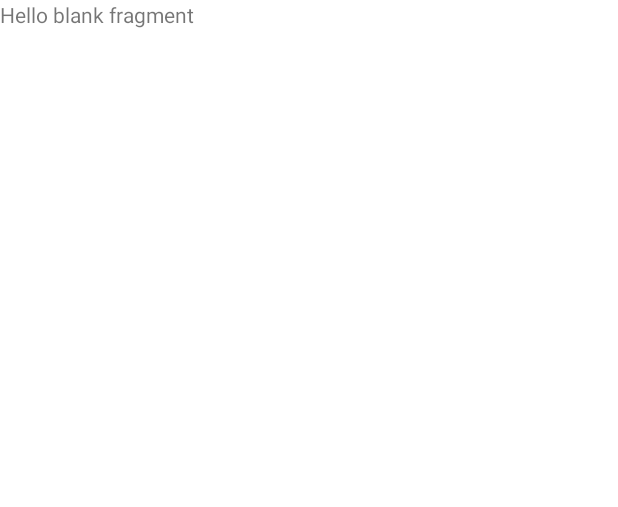
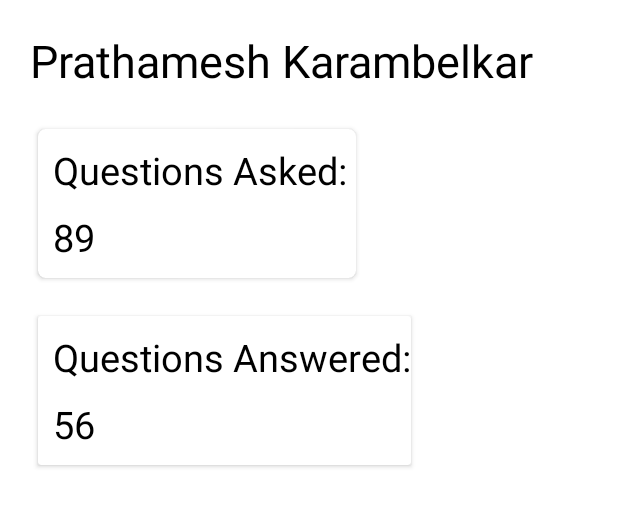
Before and after one commit to programmerpranit/College-Forum, an Android app: the layout fragment_user_profile.xml on its own in the app's theme, with its tools: preview values and no code run, on a phone screen of 412 x 824 dp. Shown: the top 507 px of the screen. Run offline under Robolectric (Android 15) with nearby library versions, the phone set to English and light mode, and no system bars.

Commit message:
User Profile Created

```diff
--- a/app/src/main/java/com/psp/collegeforum/ui/fragments/MainFragment.kt
+++ b/app/src/main/java/com/psp/collegeforum/ui/fragments/MainFragment.kt
@@ -1,18 +1,16 @@
 package com.psp.collegeforum.ui.fragments
 
 import android.os.Bundle
-<<<<<<< HEAD
 import android.view.LayoutInflater
 import android.view.View
 import android.view.ViewGroup
-=======
+
 import android.view.*
 import android.widget.TextView
 import android.widget.Toast
-import androidx.fragment.app.Fragment
->>>>>>> 6cfe605fa483a8309ecc3f5a138dc30376b3692a
 import androidx.core.os.bundleOf
 import androidx.fragment.app.Fragment
+
 import androidx.fragment.app.activityViewModels
 import androidx.navigation.Navigation
 import androidx.recyclerview.widget.LinearLayoutManager
@@ -59,6 +57,9 @@ class MainFragment : Fragment(), QuestionsAdapter.QueClicked {
         view.imgBtnSearchQuestion.setOnClickListener {
             Navigation.findNavController(view).navigate(R.id.action_mainFragment_to_searchFragment)
         }
+        view.imgBtnProfile.setOnClickListener{
+            Navigation.findNavController(view).navigate(R.id.action_mainFragment_to_userProfileFragment)
+        }
         //Profile btn
         view.imgBtnProfile.setOnClickListener {
             Navigation.findNavController(view)
@@ -82,11 +83,7 @@ class MainFragment : Fragment(), QuestionsAdapter.QueClicked {
     }
 
 
-<<<<<<< HEAD
-=======
 
-
->>>>>>> 6cfe605fa483a8309ecc3f5a138dc30376b3692a
     override fun onItemClicked(item: Question) {
         val bundle = bundleOf("qid" to item.qid.toString())
         Navigation.findNavController(binding.root)
--- a/app/src/main/res/layout/fragment_main.xml
+++ b/app/src/main/res/layout/fragment_main.xml
@@ -6,14 +6,7 @@
     android:layout_width="match_parent"
     android:layout_height="match_parent"
     tools:context=".ui.fragments.MainFragment">
-
     <!-- THIS IS THE MAIN FRAG ACTIVITY #SR -->
-
-
-
-
-
-
     <ImageButton
 
         android:id="@+id/imgBtnProfile"
@@ -33,6 +26,7 @@
         android:padding="5dp"
         app:layout_constraintRight_toLeftOf="@id/imgBtnSearchQuestion"
         android:text="College Forum"
+        android:textColor="@color/black"
         android:textStyle="bold"
         android:gravity="center"
         android:textSize="28sp"
--- a/app/src/main/res/layout/fragment_student_profile.xml
+++ b/app/src/main/res/layout/fragment_student_profile.xml
@@ -27,6 +27,7 @@
         app:layout_constraintLeft_toLeftOf="parent"
         android:layout_margin="25dp"
         app:cardCornerRadius="5dp"
+        android:elevation="20dp"
         android:padding="5dp"
         >
         <androidx.constraintlayout.widget.ConstraintLayout
@@ -74,6 +75,7 @@
         app:layout_constraintTop_toBottomOf="@id/questionsAskedCardview"
         app:layout_constraintLeft_toLeftOf="parent"
         android:layout_margin="25dp"
+
         >
 
 
@@ -87,7 +89,7 @@
                 android:id="@+id/tvAQ"
                 android:layout_width="wrap_content"
                 android:layout_height="wrap_content"
-                android:text="Questions Answered: "
+                android:text="Questions Answered"
                 android:textSize="25sp"
                 android:layout_margin="10dp"
                 android:textColor="@color/black"
--- a/app/src/main/res/layout/fragment_user_profile.xml
+++ b/app/src/main/res/layout/fragment_user_profile.xml
@@ -1,14 +1,127 @@
 <?xml version="1.0" encoding="utf-8"?>
-<FrameLayout xmlns:android="http://schemas.android.com/apk/res/android"
+<androidx.constraintlayout.widget.ConstraintLayout xmlns:android="http://schemas.android.com/apk/res/android"
     xmlns:tools="http://schemas.android.com/tools"
     android:layout_width="match_parent"
     android:layout_height="match_parent"
-    tools:context=".ui.fragments.UserProfileFragment">
+    xmlns:app="http://schemas.android.com/apk/res-auto"
+    tools:context=".ui.fragments.studentProfile">
 
-    <!-- TODO: Update blank fragment layout -->
+
     <TextView
-        android:layout_width="match_parent"
-        android:layout_height="match_parent"
-        android:text="@string/hello_blank_fragment" />
+        android:id="@+id/studentNameUserid"
+        android:layout_width="wrap_content"
+        android:layout_height="wrap_content"
+        app:layout_constraintTop_toTopOf="parent"
+        android:textSize="30sp"
+        android:layout_margin="20dp"
+        android:textColor="@color/black"
+        app:layout_constraintLeft_toLeftOf="parent"
+        android:text="Prathamesh Karambelkar"
+        />
 
-</FrameLayout>
+    <androidx.cardview.widget.CardView
+        android:id="@+id/questionsAskedCardview"
+        android:layout_width="wrap_content"
+        android:layout_height="wrap_content"
+        app:layout_constraintTop_toBottomOf="@id/studentNameUserid"
+        app:layout_constraintLeft_toLeftOf="parent"
+        android:layout_margin="25dp"
+        app:cardCornerRadius="5dp"
+        android:elevation="20dp"
+        android:padding="5dp"
+        >
+        <androidx.constraintlayout.widget.ConstraintLayout
+            android:id="@+id/clcardviewquestion"
+            android:layout_width="match_parent"
+            android:layout_height="match_parent">
+
+
+            <TextView
+                android:id="@+id/tvquestionasked"
+                android:layout_width="wrap_content"
+                android:layout_height="wrap_content"
+                android:text="Questions Asked: "
+                android:layout_margin="10dp"
+                android:textColor="@color/black"
+
+                app:layout_constraintTop_toTopOf="@id/clcardviewquestion"
+                app:layout_constraintLeft_toLeftOf="@id/clcardviewquestion"
+                android:textSize="25sp" />
+
+            <TextView
+                android:id="@+id/tvtotalQuestionsAsked"
+                android:layout_width="wrap_content"
+                android:layout_height="wrap_content"
+                android:layout_margin="10dp"
+                android:textColor="@color/black"
+
+                android:text="89"
+                android:textSize="25sp"
+                app:layout_constraintBottom_toBottomOf="@id/clcardviewquestion"
+                app:layout_constraintTop_toBottomOf="@id/tvquestionasked"
+                app:layout_constraintLeft_toLeftOf="@id/clcardviewquestion"
+                tools:layout_editor_absoluteY="19dp" />
+
+
+        </androidx.constraintlayout.widget.ConstraintLayout>
+
+
+    </androidx.cardview.widget.CardView>
+
+    <androidx.cardview.widget.CardView
+        android:id="@+id/totalQuestionsAnsweredCardView"
+        android:layout_width="wrap_content"
+        android:layout_height="wrap_content"
+        app:layout_constraintTop_toBottomOf="@id/questionsAskedCardview"
+        app:layout_constraintLeft_toLeftOf="parent"
+        android:layout_margin="25dp"
+
+        >
+
+
+        <androidx.constraintlayout.widget.ConstraintLayout
+            android:id="@+id/cltotalQuestionsAnswered"
+            android:layout_width="match_parent"
+            android:layout_height="match_parent"
+
+            >
+            <TextView
+                android:id="@+id/tvAQ"
+                android:layout_width="wrap_content"
+                android:layout_height="wrap_content"
+                android:text="Questions Answered:"
+                android:textSize="25sp"
+                android:layout_margin="10dp"
+                android:textColor="@color/black"
+
+                app:layout_constraintTop_toTopOf="@id/cltotalQuestionsAnswered"
+                app:layout_constraintLeft_toLeftOf="@id/cltotalQuestionsAnswered"
+
+                />
+
+            <TextView
+                android:id="@+id/tvTotalQuestionsAnswered"
+                android:layout_width="wrap_content"
+                android:layout_height="wrap_content"
+                android:text="56"
+                android:textSize="25sp"
+                android:layout_margin="10dp"
+                android:textColor="@color/black"
+
+                app:layout_constraintBottom_toBottomOf="@id/cltotalQuestionsAnswered"
+                app:layout_constraintTop_toBottomOf="@id/tvAQ"
+                app:layout_constraintLeft_toLeftOf="@id/cltotalQuestionsAnswered"
+
+                />
+
+
+
+
+        </androidx.constraintlayout.widget.ConstraintLayout>
+    </androidx.cardview.widget.CardView>
+
+
+
+
+
+</androidx.constraintlayout.widget.ConstraintLayout>
```
